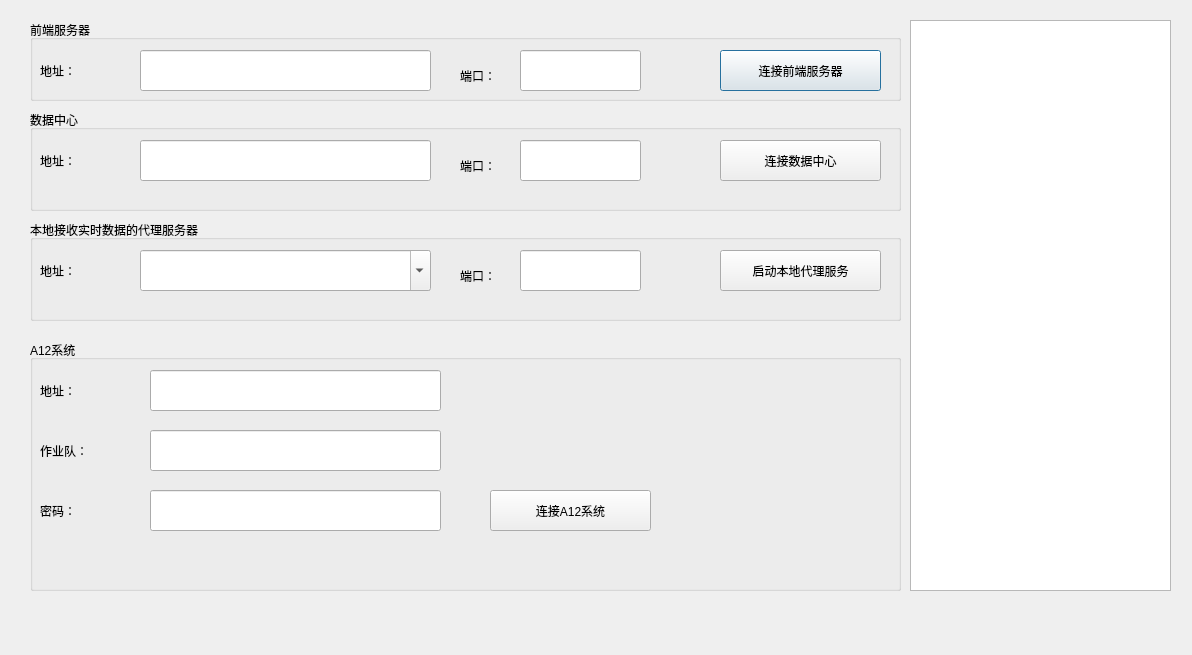
First picture: the form in dialognetworkset.ui, repository Yao-Long/ingestor, before the edit.
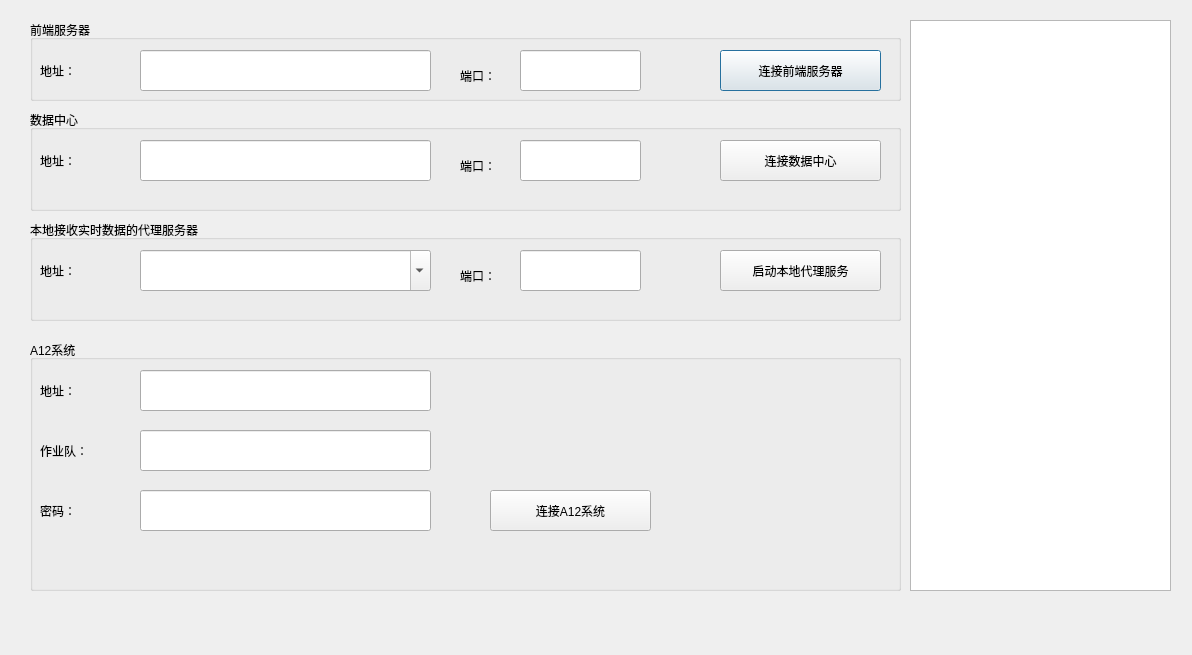
Second picture: the form after the edit.

```diff
--- a/dialognetworkset.ui
+++ b/dialognetworkset.ui
@@ -263,7 +263,7 @@
    <widget class="QLineEdit" name="lineEditA12Ip">
     <property name="geometry">
      <rect>
-      <x>120</x>
+      <x>110</x>
       <y>30</y>
       <width>291</width>
       <height>41</height>
@@ -286,7 +286,7 @@
    <widget class="QLineEdit" name="lineEditA12TeamName">
     <property name="geometry">
      <rect>
-      <x>120</x>
+      <x>110</x>
       <y>90</y>
       <width>291</width>
       <height>41</height>
@@ -296,12 +296,15 @@
    <widget class="QLineEdit" name="lineEditA12TeamPwd">
     <property name="geometry">
      <rect>
-      <x>120</x>
+      <x>110</x>
       <y>150</y>
       <width>291</width>
       <height>41</height>
      </rect>
     </property>
+    <property name="echoMode">
+     <enum>QLineEdit::Password</enum>
+    </property>
    </widget>
    <widget class="QLabel" name="label_9">
     <property name="geometry">
```
